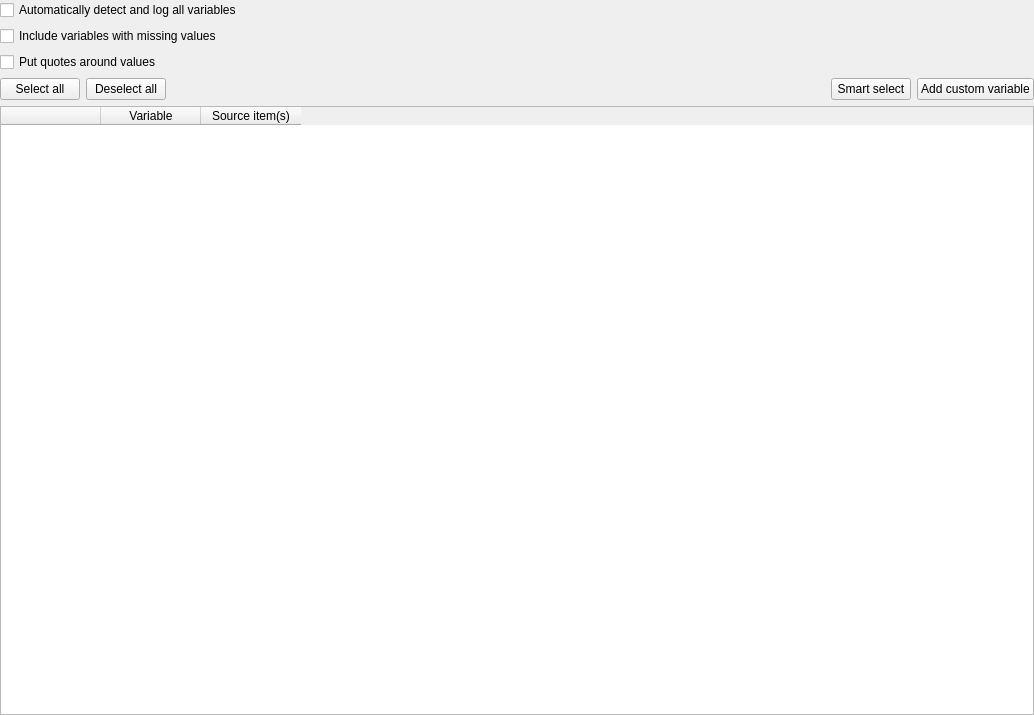
Qt form resources/ui/widgets/logger.ui (open-cogsci/OpenSesame) before a commit.
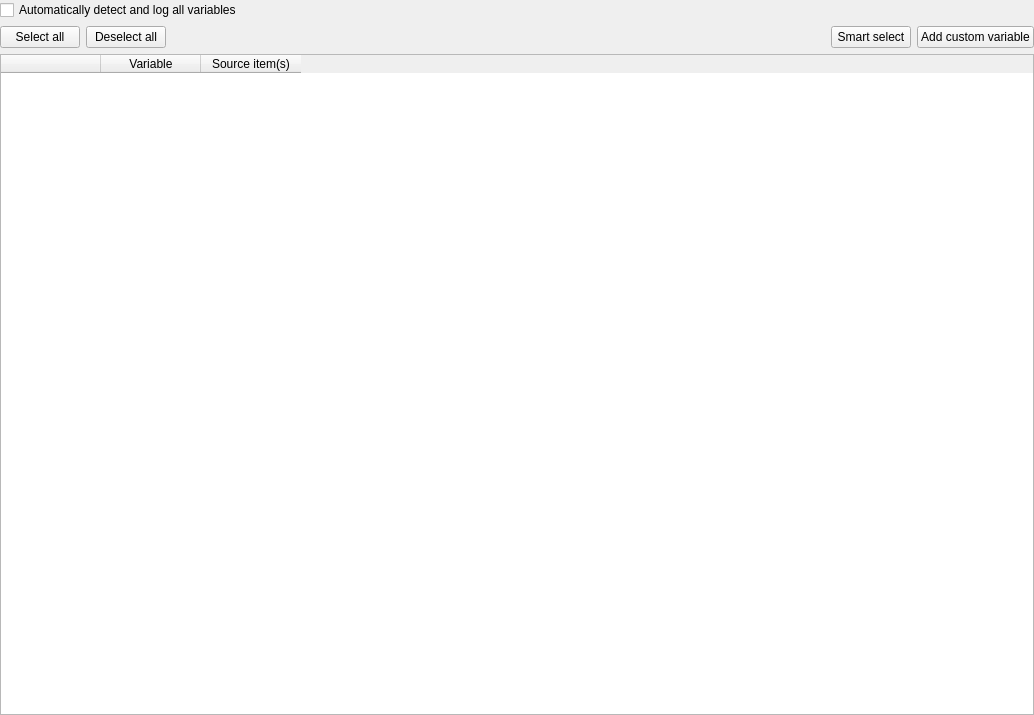
The same form after that commit.

Patch:
```diff
--- a/resources/ui/widgets/logger.ui
+++ b/resources/ui/widgets/logger.ui
@@ -24,20 +24,6 @@
      </property>
     </widget>
    </item>
-   <item>
-    <widget class="QCheckBox" name="checkbox_ignore_missing">
-     <property name="text">
-      <string>Include variables with missing values</string>
-     </property>
-    </widget>
-   </item>
-   <item>
-    <widget class="QCheckBox" name="checkbox_use_quotes">
-     <property name="text">
-      <string>Put quotes around values</string>
-     </property>
-    </widget>
-   </item>
    <item>
     <widget class="QWidget" name="widget" native="true">
      <layout class="QHBoxLayout" name="horizontalLayout">
```
